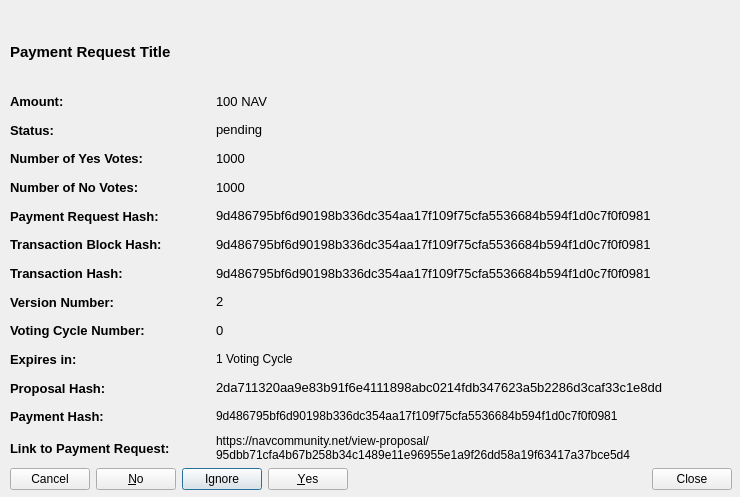
This is src/qt/forms/communityfunddisplaypaymentrequestdetailed.ui in navcoin/navcoin-core as Qt 5 draws it before an edit. The edited form follows.
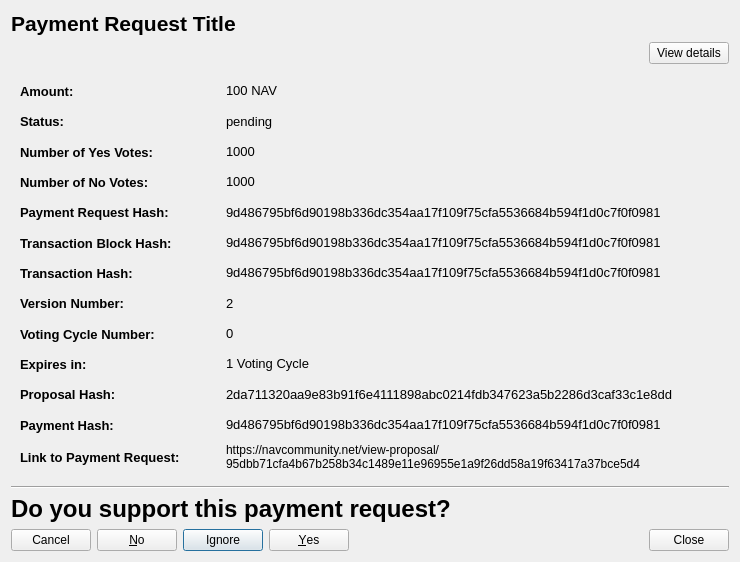
This is the edited form.

```diff
--- a/src/qt/forms/communityfunddisplaypaymentrequestdetailed.ui
+++ b/src/qt/forms/communityfunddisplaypaymentrequestdetailed.ui
@@ -7,11 +7,11 @@
     <x>0</x>
     <y>0</y>
     <width>740</width>
-    <height>497</height>
+    <height>562</height>
    </rect>
   </property>
   <property name="sizePolicy">
-   <sizepolicy hsizetype="Preferred" vsizetype="Expanding">
+   <sizepolicy hsizetype="Preferred" vsizetype="MinimumExpanding">
     <horstretch>0</horstretch>
     <verstretch>0</verstretch>
    </sizepolicy>
@@ -19,23 +19,17 @@
   <property name="minimumSize">
    <size>
     <width>740</width>
-    <height>497</height>
+    <height>300</height>
    </size>
   </property>
   <property name="windowTitle">
    <string>Payment Request Details</string>
   </property>
+  <layout class="QVBoxLayout" name="verticalLayout">
+   <item>
   <widget class="QLabel" name="labelPaymentRequestTitle">
-   <property name="geometry">
-    <rect>
-     <x>10</x>
-     <y>10</y>
-     <width>722</width>
-     <height>83</height>
-    </rect>
-   </property>
    <property name="sizePolicy">
-    <sizepolicy hsizetype="Preferred" vsizetype="Expanding">
+      <sizepolicy hsizetype="Preferred" vsizetype="Minimum">
      <horstretch>0</horstretch>
      <verstretch>0</verstretch>
     </sizepolicy>
@@ -48,7 +42,7 @@
    </property>
    <property name="font">
     <font>
-     <pointsize>11</pointsize>
+       <pointsize>16</pointsize>
      <weight>75</weight>
      <bold>true</bold>
     </font>
@@ -63,15 +57,41 @@
     <bool>false</bool>
    </property>
   </widget>
-  <widget class="QWidget" name="layoutWidget">
-   <property name="geometry">
-    <rect>
-     <x>10</x>
-     <y>90</y>
-     <width>722</width>
-     <height>400</height>
-    </rect>
-   </property>
+   </item>
+   <item>
+    <layout class="QHBoxLayout" name="horizontalLayout_4">
+     <item>
+      <spacer name="horizontalSpacer">
+       <property name="orientation">
+        <enum>Qt::Horizontal</enum>
+       </property>
+       <property name="sizeHint" stdset="0">
+        <size>
+         <width>40</width>
+         <height>20</height>
+        </size>
+       </property>
+      </spacer>
+     </item>
+     <item>
+      <widget class="QPushButton" name="detailsBtn">
+       <property name="text">
+        <string>View details</string>
+       </property>
+      </widget>
+     </item>
+    </layout>
+   </item>
+   <item>
+    <widget class="QWidget" name="detailsWidget" native="true">
+     <property name="sizePolicy">
+      <sizepolicy hsizetype="Preferred" vsizetype="Expanding">
+       <horstretch>0</horstretch>
+       <verstretch>0</verstretch>
+      </sizepolicy>
+     </property>
+     <layout class="QVBoxLayout" name="verticalLayout_2">
+      <item>
    <layout class="QVBoxLayout" name="verticalLayoutDetailedInfomation_2">
     <item>
      <layout class="QHBoxLayout" name="horizontalLayoutAmount_2">
@@ -544,6 +564,11 @@
       </item>
       <item>
        <widget class="QLabel" name="labelPrequestExpiry">
+            <property name="font">
+             <font>
+              <pointsize>10</pointsize>
+             </font>
+            </property>
         <property name="text">
          <string>1 Voting Cycle</string>
         </property>
@@ -641,6 +666,11 @@
       </item>
       <item>
        <widget class="QLabel" name="labelPrequestPaymentHash">
+            <property name="font">
+             <font>
+              <pointsize>10</pointsize>
+             </font>
+            </property>
         <property name="text">
          <string>9d486795bf6d90198b336dc354aa17f109f75cfa5536684b594f1d0c7f0f0981</string>
         </property>
@@ -700,6 +730,32 @@
       </item>
      </layout>
     </item>
+       </layout>
+      </item>
+     </layout>
+    </widget>
+   </item>
+   <item>
+    <widget class="Line" name="line">
+     <property name="orientation">
+      <enum>Qt::Horizontal</enum>
+     </property>
+    </widget>
+   </item>
+   <item>
+    <widget class="QLabel" name="label">
+     <property name="font">
+      <font>
+       <pointsize>18</pointsize>
+       <weight>75</weight>
+       <bold>true</bold>
+      </font>
+     </property>
+     <property name="text">
+      <string>Do you support this payment request?</string>
+     </property>
+    </widget>
+   </item>
     <item>
      <layout class="QHBoxLayout" name="horizontalLayoutButtons_2">
       <item>
@@ -736,7 +792,9 @@
     </item>
    </layout>
   </widget>
- </widget>
+ <tabstops>
+  <tabstop>pushButtonClose_2</tabstop>
+ </tabstops>
  <resources/>
  <connections/>
 </ui>
```
Lines whose indentation alone changed are shown as unchanged.
